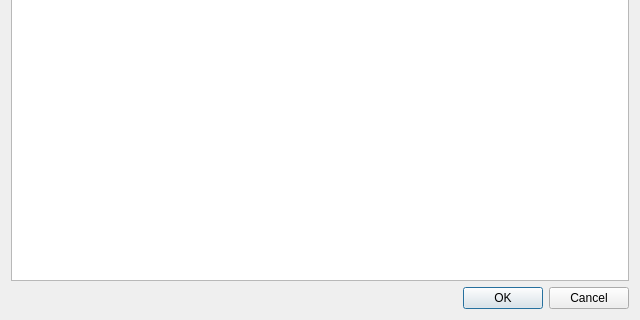
The window that PrzeplywomierzGUI/Program glowny/recznedodpozycji.ui (wiacekmarcin/StanowiskoOtwock) describes before a commit, drawn with Qt 5; both pictures show x 0 to 640 and y 160 to 480 of the 640 by 480 pixel window.
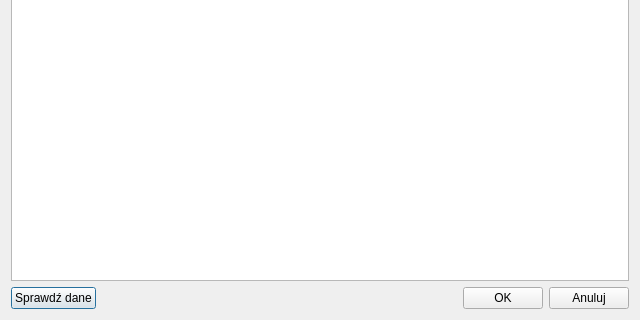
The same window after the commit. Icons and pictures are not drawn.

Patch:
```diff
--- a/PrzeplywomierzGUI/Program glowny/recznedodpozycji.ui
+++ b/PrzeplywomierzGUI/Program glowny/recznedodpozycji.ui
@@ -18,14 +18,42 @@
     <widget class="QTableWidget" name="tbWybrane"/>
    </item>
    <item>
-    <widget class="QDialogButtonBox" name="buttonBox">
-     <property name="orientation">
-      <enum>Qt::Horizontal</enum>
-     </property>
-     <property name="standardButtons">
-      <set>QDialogButtonBox::Cancel|QDialogButtonBox::Ok</set>
-     </property>
-    </widget>
+    <layout class="QHBoxLayout" name="horizontalLayout">
+     <item>
+      <widget class="QPushButton" name="pbSprawdz">
+       <property name="text">
+        <string>Sprawdź dane</string>
+       </property>
+      </widget>
+     </item>
+     <item>
+      <spacer name="horizontalSpacer">
+       <property name="orientation">
+        <enum>Qt::Horizontal</enum>
+       </property>
+       <property name="sizeHint" stdset="0">
+        <size>
+         <width>40</width>
+         <height>20</height>
+        </size>
+       </property>
+      </spacer>
+     </item>
+     <item>
+      <widget class="QPushButton" name="pbOk">
+       <property name="text">
+        <string>OK</string>
+       </property>
+      </widget>
+     </item>
+     <item>
+      <widget class="QPushButton" name="pbAnuluj">
+       <property name="text">
+        <string>Anuluj</string>
+       </property>
+      </widget>
+     </item>
+    </layout>
    </item>
   </layout>
  </widget>
```
Left out of the diff: 43 changed lines with no effect on the pictures.
